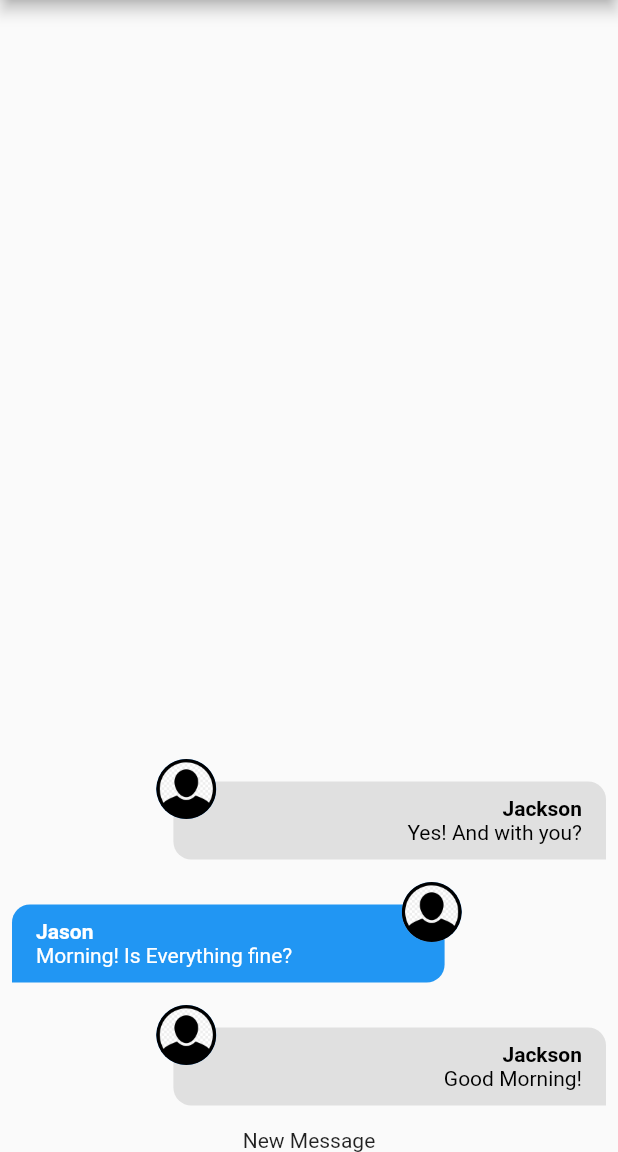
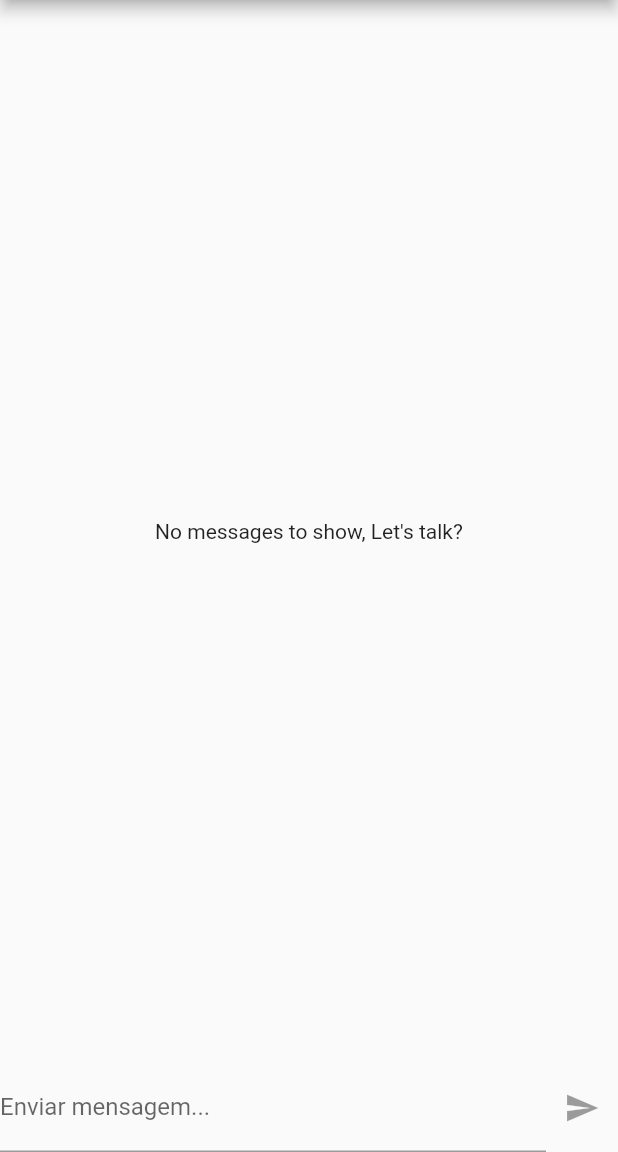
Before and after one commit to JacksonMonteiro/flutter_chat_app, a Flutter app: the screen it shows after launch, on a phone screen of 412 x 824 dp, the part 84-1236 px from its top. Run offline on Flutter 3.47's test engine with Material 2 defaults, Android fonts, the phone set to English and light mode, and no system bars; our stand-ins replace image_picker; accounts and stored records are empty.

Commit message:
New message component

```diff
--- a/lib/components/auth_form.dart
+++ b/lib/components/auth_form.dart
@@ -64,8 +64,8 @@ class _AuthFormState extends State<AuthForm> {
                     decoration: InputDecoration(labelText: 'Name'),
                     validator: (_name) {
                       final name = _name ?? '';
-                      if (name.trim().length < 5) {
-                        return 'Name must be at least 5 characters';
+                      if (name.trim().length < 3) {
+                        return 'Name must be at least 3 characters';
                       }
 
                       return null;
--- a/lib/components/new_message.dart
+++ b/lib/components/new_message.dart
@@ -1,12 +1,46 @@
+import 'package:chat/services/auth/auth_service.dart';
+import 'package:chat/services/chat/chat_service.dart';
 import 'package:flutter/material.dart';
-import 'package:flutter/src/widgets/container.dart';
-import 'package:flutter/src/widgets/framework.dart';
 
-class NewMessage extends StatelessWidget {
+class NewMessage extends StatefulWidget {
   const NewMessage({super.key});
 
   @override
+  State<NewMessage> createState() => _NewMessageState();
+}
+
+class _NewMessageState extends State<NewMessage> {
+  String _message = "";
+  final _messageController = TextEditingController();
+
+  Future<void> _sendMessage() async {
+    final user = AuthService().currentUser;
+    if (user != null) {
+      await ChatService().save(_message, user);
+      _messageController.clear();
+    }
+  }
+
+  @override
   Widget build(BuildContext context) {
-    return Center(child: Text('New Message'));
+    return Row(children: [
+      Expanded(
+        child: TextField(
+          controller: _messageController,
+          onChanged: (message) => setState(() => _message = message),
+          decoration: InputDecoration(labelText: 'Enviar mensagem...'),
+          onSubmitted: (_) {
+            if (_message.trim().isNotEmpty) {
+              _sendMessage();
+            }
+          },
+        ),
+      ),
+      IconButton(
+          onPressed: _message.trim().isEmpty ? null : _sendMessage,
+          icon: Icon(
+            Icons.send,
+          ))
+    ]);
   }
 }
--- a/lib/services/chat/chat_service_mock.dart
+++ b/lib/services/chat/chat_service_mock.dart
@@ -6,32 +6,7 @@ import 'package:chat/models/chat_message.dart';
 import 'package:chat/services/chat/chat_service.dart';
 
 class ChatServiceMock implements ChatService {
-  static final List<ChatMessage> _msgs = [
-    ChatMessage(
-      id: '1',
-      text: 'Good Morning!',
-      createdAt: DateTime.now(),
-      userId: '1',
-      userName: 'Jackson',
-      userImageURL: 'assets/images/avatar.png',
-    ),
-    ChatMessage(
-      id: '2',
-      text: 'Morning! Is Everything fine?',
-      createdAt: DateTime.now(),
-      userId: '2',
-      userName: 'Jason',
-      userImageURL: 'assets/images/avatar.png',
-    ),
-    ChatMessage(
-      id: '3',
-      text: 'Yes! And with you?',
-      createdAt: DateTime.now(),
-      userId: '1',
-      userName: 'Jackson',
-      userImageURL: 'assets/images/avatar.png',
-    ),
-  ];
+  static final List<ChatMessage> _msgs = [];
   static MultiStreamController<List<ChatMessage>>? _controller;
 
   static final _msgsStream = Stream<List<ChatMessage>>.multi((controller) {
@@ -55,7 +30,7 @@ class ChatServiceMock implements ChatService {
       userImageURL: user.imageURL,
     );
     _msgs.add(newMessage);
-    _controller?.add(_msgs);
+    _controller?.add(_msgs.reversed.toList());
     return newMessage;
   }
 }
```
